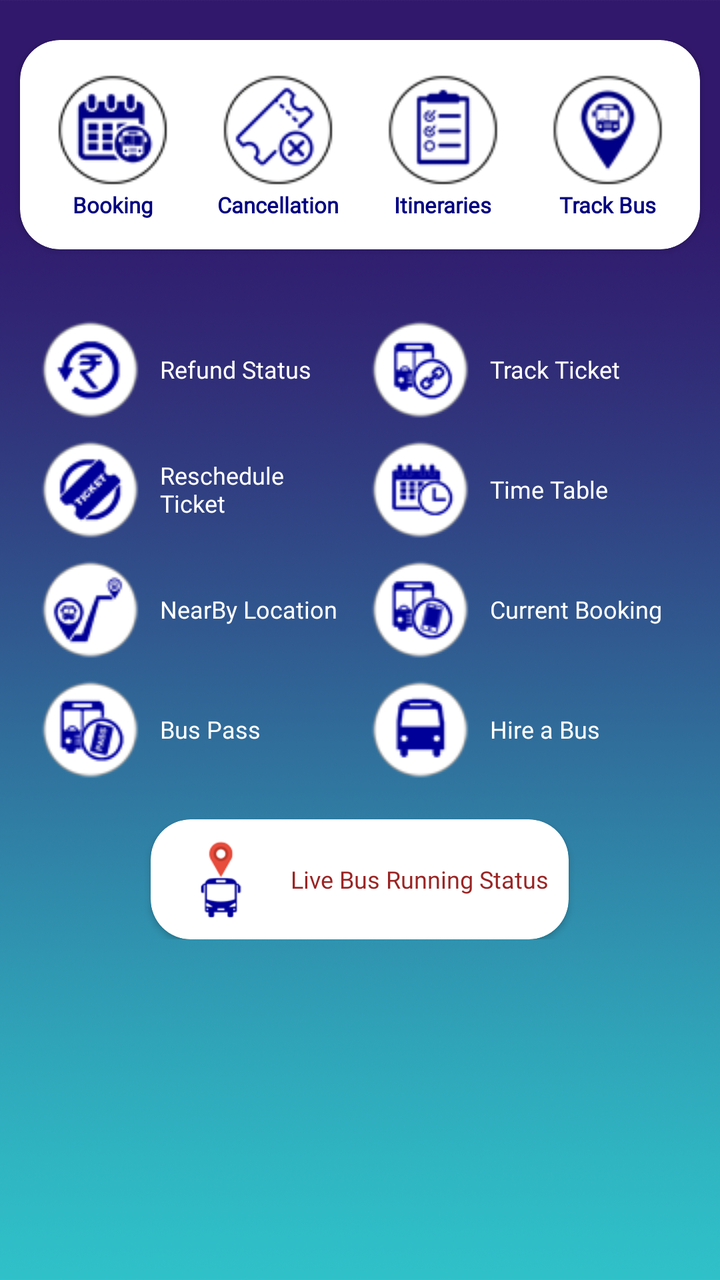
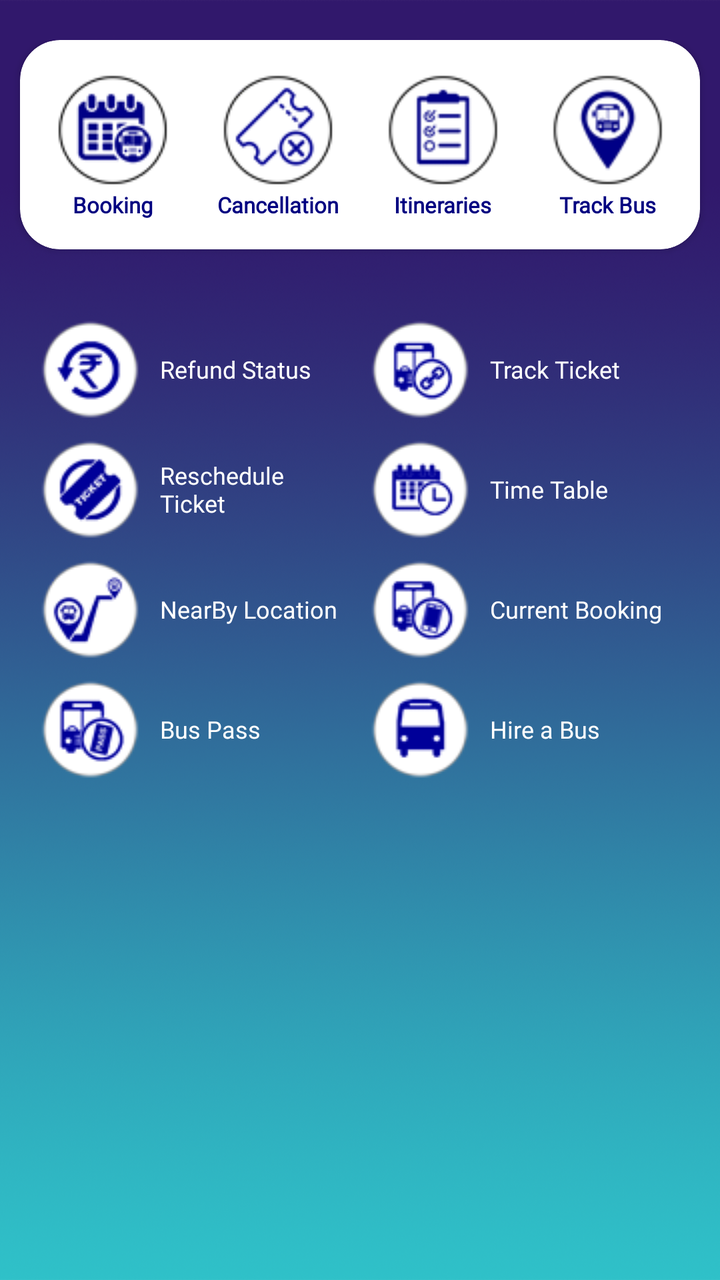

Two renders of the same Android screen: before a commit and after it. Below are the layout's source before the change and the commit's diff.
<!-- AndroidManifest.xml: application theme AppTheme.NoActionBar -->
<!-- res/layout/home_new.xml -->
<?xml version="1.0" encoding="utf-8"?>
<RelativeLayout
    xmlns:android="http://schemas.android.com/apk/res/android"
    xmlns:tools="http://schemas.android.com/tools"
    xmlns:app="http://schemas.android.com/apk/res-auto"
    android:id="@+id/xLinLayHomescrn"
    android:layout_width="match_parent"
    android:layout_height="wrap_content"
    android:background="@drawable/background_img">

    <LinearLayout
        android:layout_width="match_parent"
        android:layout_height="match_parent"
        android:layout_marginTop="20dp"
        android:orientation="vertical">

        <androidx.cardview.widget.CardView
            android:layout_width="match_parent"
            android:layout_height="wrap_content"
            android:layout_marginLeft="10dp"
            android:layout_marginRight="10dp"
            android:paddingLeft="5dp"
            app:cardCornerRadius="20dp"
            app:contentPadding="5dp">


            <LinearLayout
                android:layout_width="match_parent"
                android:layout_height="wrap_content"
                android:layout_marginBottom="5dp"
                android:layout_marginTop="5dp"
                android:orientation="horizontal"
                android:weightSum="4">

                <LinearLayout
                    android:id="@+id/linearLayoutAdvanceBooking"
                    android:layout_width="match_parent"
                    android:layout_height="wrap_content"
                    android:layout_marginBottom="5dp"
                    android:layout_marginTop="5dp"
                    android:layout_weight="1"
                    android:orientation="vertical">

                    <ImageView
                        android:id="@+id/imageViewBusIcon"
                        android:layout_width="match_parent"
                        android:layout_height="match_parent"
                        android:gravity="center"
                        android:src="@drawable/advancebooking_icon" />

                    <TextView
                        android:id="@+id/textViewBusIcon"
                        android:layout_width="match_parent"
                        android:layout_height="wrap_content"
                        android:layout_gravity="center"
                        android:fontFamily="@font/gotham"
                        android:gravity="center"
                        android:text="Booking"
                        android:textColor="@color/naviy"
                        android:textSize="11dp"
                        android:textStyle="bold" />
                </LinearLayout>


                <LinearLayout
                    android:id="@+id/linearLayoutCancelTicket"
                    android:layout_width="match_parent"
                    android:layout_height="match_parent"
                    android:layout_marginBottom="5dp"
                    android:layout_marginTop="5dp"
                    android:layout_weight="1"
                    android:orientation="vertical"
                    android:visibility="visible">

                    <ImageView
                        android:id="@+id/imageCancelTicket"
                        android:layout_width="match_parent"
                        android:layout_height="wrap_content"
                        android:gravity="center"
                        android:src="@drawable/cancelticket_icon" />

                    <TextView
                        android:id="@+id/textViewCancelTicket"
                        android:layout_width="match_parent"
                        android:layout_height="wrap_content"
                        android:layout_gravity="center"
                        android:fontFamily="@font/gotham"
                        android:gravity="center"
                        android:text="Cancellation"
                        android:textColor="@color/naviy"
                        android:textSize="11dp"
                        android:textStyle="bold" />
                </LinearLayout>


                <LinearLayout
                    android:id="@+id/linearLayoutItineries"
                    android:layout_width="match_parent"
                    android:layout_height="match_parent"
                    android:layout_marginBottom="5dp"
                    android:layout_marginTop="5dp"
                    android:layout_weight="1"
                    android:orientation="vertical"
                    android:visibility="visible">

                    <ImageView
                        android:id="@+id/imageViewItineries"
                        android:layout_width="match_parent"
                        android:layout_height="wrap_content"
                        android:gravity="center"
                        android:src="@drawable/itineries_icon" />

                    <TextView
                        android:id="@+id/textViewItineries"
                        android:layout_width="match_parent"
                        android:layout_height="wrap_content"
                        android:layout_gravity="center"
                        android:fontFamily="@font/gotham"
                        android:gravity="center"
                        android:text="Itineraries"
                        android:textColor="@color/naviy"
                        android:textSize="11dp"
                        android:textStyle="bold" />

                </LinearLayout>

                <LinearLayout
                    android:id="@+id/linearLayoutTrackMyBus"
                    android:layout_width="match_parent"
                    android:layout_height="match_parent"
                    android:layout_marginBottom="5dp"
                    android:layout_marginTop="5dp"
                    android:layout_weight="1"
                    android:orientation="vertical"
                    android:visibility="visible">

                    <ImageView
                        android:id="@+id/imageViewTrackMyBus"
                        android:layout_width="match_parent"
                        android:layout_height="wrap_content"
                        android:layout_gravity="center"
                        android:src="@drawable/trackmybus_icon" />

                    <TextView
                        android:id="@+id/textViewTrackMyBus"
                        android:layout_width="match_parent"
                        android:layout_height="wrap_content"
                        android:layout_gravity="center"
                        android:fontFamily="@font/gotham"
                        android:gravity="center"
                        android:text="Track Bus"
                        android:textColor="@color/naviy"
                        android:textSize="11dp"
                        android:textStyle="bold" />
                </LinearLayout>


            </LinearLayout>
        </androidx.cardview.widget.CardView>





        <LinearLayout
            android:id="@+id/originalLayout"
            android:layout_width="match_parent"
            android:layout_height="wrap_content"
            android:layout_marginLeft="15dp"
            android:layout_marginTop="30dp"
            android:layout_marginRight="15dp"
            android:orientation="horizontal"
            android:weightSum="2">

            <LinearLayout
                android:id="@+id/left_vertical"
                android:layout_width="match_parent"
                android:layout_height="wrap_content"
                android:layout_gravity="left"
                android:layout_weight="1"
                android:orientation="vertical">

                <LinearLayout
                    android:id="@+id/linearLayoutRefundStatus"
                    android:layout_width="match_parent"
                    android:layout_height="wrap_content"
                    android:gravity="left"
                    android:orientation="horizontal"
                    android:padding="5dp">

                    <ImageView
                        android:id="@+id/imageViewRefundStatus"
                        android:layout_width="wrap_content"
                        android:layout_height="wrap_content"
                        android:gravity="left"
                        android:src="@drawable/refundstatus_icon" />

                    <TextView
                        android:id="@+id/textViewRefundStatus"
                        android:layout_width="match_parent"
                        android:layout_height="wrap_content"
                        android:layout_gravity="center_vertical"
                        android:fontFamily="@font/gotham"
                        android:paddingLeft="10dp"
                        android:text="Refund Status"
                        android:textColor="@color/white"
                        android:textSize="12dp"
                        android:textStyle="normal" />

                </LinearLayout>

                <LinearLayout
                    android:id="@+id/linearLayoutResheduleTicket"
                    android:layout_width="match_parent"
                    android:layout_height="wrap_content"
                    android:layout_gravity="left"
                    android:orientation="horizontal"
                    android:padding="5dp">

                    <ImageView
                        android:id="@+id/imageViewResheduleTicket"
                        android:layout_width="wrap_content"
                        android:layout_height="wrap_content"
                        android:src="@drawable/rescheduleticket_icon" />

                    <TextView
                        android:id="@+id/textViewResheduleTicket"
                        android:layout_width="match_parent"
                        android:layout_height="wrap_content"
                        android:layout_gravity="center"
                        android:fontFamily="@font/gotham"
                        android:paddingLeft="10dp"
                        android:text="Reschedule Ticket"
                        android:textColor="@color/white"
                        android:textSize="12dp" />

                </LinearLayout>

                <LinearLayout
                    android:id="@+id/linearLayoutLinkBooking"
                    android:layout_width="match_parent"
                    android:layout_height="wrap_content"
                    android:layout_gravity="left"
                    android:orientation="horizontal"
                    android:padding="5dp">

                    <ImageView
                        android:id="@+id/imageViewLinkBooking"
                        android:layout_width="wrap_content"
                        android:layout_height="wrap_content"
                        android:gravity="center"
                        android:src="@drawable/nearbyplaces_icon" />

                    <TextView
                        android:id="@+id/textViewLinkBooking"
                        android:layout_width="match_parent"
                        android:layout_height="wrap_content"
                        android:layout_gravity="center"
                        android:layout_marginTop="0dp"
                        android:fontFamily="@font/gotham"
                        android:paddingLeft="10dp"
                        android:text="NearBy Location"
                        android:textColor="@color/white"
                        android:textSize="12dp" />

                </LinearLayout>

                <LinearLayout
                    android:id="@+id/linearLayoutBusPass"
                    android:layout_width="match_parent"
                    android:layout_height="wrap_content"
                    android:layout_gravity="left"
                    android:orientation="horizontal"
                    android:padding="5dp">

                    <ImageView
                        android:id="@+id/imageViewBusPass"
                        android:layout_width="wrap_content"
                        android:layout_height="wrap_content"
                        android:gravity="center"
                        android:src="@drawable/buspass_icon" />

                    <TextView
                        android:id="@+id/textViewBusPass"
                        android:layout_width="match_parent"
                        android:layout_height="wrap_content"
                        android:layout_gravity="center"
                        android:fontFamily="@font/gotham"
                        android:paddingLeft="10dp"
                        android:text="Bus Pass"
                        android:textColor="@color/white"
                        android:textSize="12dp" />

                </LinearLayout>


            </LinearLayout>


            <LinearLayout
                android:id="@+id/right_vertical"
                android:layout_width="match_parent"
                android:layout_height="match_parent"
                android:layout_gravity="left"
                android:layout_weight="1"
                android:orientation="vertical">

                <LinearLayout
                    android:id="@+id/linearLayoutTrackTicket"
                    android:layout_width="match_parent"
                    android:layout_height="wrap_content"
                    android:layout_gravity="left"
                    android:orientation="horizontal"
                    android:padding="5dp">


                    <ImageView
                        android:id="@+id/imageViewE-Wallet"
                        android:layout_width="wrap_content"
                        android:layout_height="wrap_content"
                        android:gravity="center"
                        android:src="@drawable/track_ticket_icon" />

                    <TextView
                        android:id="@+id/textViewTrack_ticket"
                        android:layout_width="match_parent"
                        android:layout_height="wrap_content"
                        android:layout_gravity="center"
                        android:fontFamily="@font/gotham"
                        android:paddingLeft="10dp"
                        android:text="Track Ticket"
                        android:textAppearance="?android:attr/textAppearanceSmall"
                        android:textColor="@color/white"
                        android:textSize="12dp"
                        android:textStyle="normal" />

                </LinearLayout>

                <LinearLayout
                    android:id="@+id/linearLayoutTimeTable"
                    android:layout_width="match_parent"
                    android:layout_height="wrap_content"
                    android:layout_gravity="left"
                    android:orientation="horizontal"
                    android:padding="5dp">

                    <ImageView
                        android:id="@+id/imageViewTimeTable"
                        android:layout_width="wrap_content"
                        android:layout_height="wrap_content"
                        android:gravity="center"
                        android:src="@drawable/timetable_icon" />

                    <TextView
                        android:id="@+id/textViewTimeTable"
                        android:layout_width="match_parent"
                        android:layout_height="wrap_content"
                        android:layout_gravity="center"
                        android:layout_marginTop="0dp"
                        android:fontFamily="@font/gotham"
                        android:paddingLeft="10dp"
                        android:text="Time Table"
                        android:textColor="@color/white"
                        android:textSize="12dp"
                        android:textStyle="normal" />

                </LinearLayout>

                <LinearLayout
                    android:id="@+id/linearLayoutCurrentBooking"
                    android:layout_width="match_parent"
                    android:layout_height="wrap_content"
                    android:layout_gravity="left"
                    android:orientation="horizontal"
                    android:padding="5dp">

                    <ImageView
                        android:id="@+id/imageViewCurrentBooking"
                        android:layout_width="wrap_content"
                        android:layout_height="wrap_content"
                        android:gravity="center"
                        android:src="@drawable/currentbooking_icon" />

                    <TextView
                        android:id="@+id/textViewCurrentBooking"
                        android:layout_width="match_parent"
                        android:layout_height="wrap_content"
                        android:layout_gravity="center"
                        android:layout_marginTop="0dp"
                        android:fontFamily="@font/gotham"
                        android:paddingLeft="10dp"
                        android:text="Current Booking"
                        android:textColor="@color/white"
                        android:textSize="12dp" />

                </LinearLayout>

                <LinearLayout
                    android:id="@+id/linearLayoutHireBus"
                    android:layout_width="match_parent"
                    android:layout_height="wrap_content"
                    android:layout_gravity="left"
                    android:orientation="horizontal"
                    android:padding="5dp">

                    <ImageView
                        android:id="@+id/imageViewHireBus"
                        android:layout_width="wrap_content"
                        android:layout_height="wrap_content"
                        android:gravity="center"
                        android:src="@drawable/hire_a_bus_icon" />

                    <TextView
                        android:id="@+id/textViewHireBus"
                        android:layout_width="match_parent"
                        android:layout_height="wrap_content"
                        android:layout_gravity="center"
                        android:layout_marginTop="0dp"
                        android:fontFamily="@font/gotham"
                        android:paddingLeft="10dp"
                        android:text="Hire a Bus"
                        android:textColor="@color/white"
                        android:textSize="12dp"
                        android:textStyle="normal" />

                </LinearLayout>


            </LinearLayout>

        </LinearLayout>


        <LinearLayout
            android:id="@+id/linearLayoutTrackRunning"
            android:layout_width="wrap_content"
            android:layout_height="wrap_content"
            android:layout_gravity="center"
            android:layout_marginTop="10dp"
            android:orientation="horizontal"
            android:padding="5dp">

            <androidx.cardview.widget.CardView
                android:layout_width="wrap_content"
                android:layout_height="wrap_content"
                android:layout_marginLeft="10dp"
                android:layout_marginRight="10dp"
                android:paddingLeft="5dp"
                app:cardCornerRadius="20dp"
                app:contentPadding="5dp">

                <LinearLayout
                    android:layout_width="wrap_content"
                    android:layout_height="wrap_content"
                    android:gravity="center"
                    android:orientation="horizontal"
                    android:padding="5dp">

                    <ImageView
                        android:layout_width="wrap_content"
                        android:layout_height="40dp"
                        android:gravity="center"
                        android:src="@drawable/bus_map" />

                    <TextView
                        android:layout_width="wrap_content"
                        android:layout_height="wrap_content"
                        android:layout_gravity="center"
                        android:fontFamily="@font/gotham"
                        android:paddingLeft="10dp"
                        android:text="Live Bus Running Status"
                        android:textColor="@color/colorAccent"
                        android:textSize="12dp" />
                </LinearLayout>
            </androidx.cardview.widget.CardView>

        </LinearLayout>
        


        <LinearLayout
            android:id="@+id/showmoreLayout"
            android:layout_width="match_parent"
            android:layout_height="wrap_content"
            android:layout_centerHorizontal="true"
            android:layout_marginLeft="3dp"
            android:layout_marginRight="3dp"
            android:gravity="center"
            android:orientation="vertical"
            android:visibility="visible"
            tools:ignore="UnknownId">

            <LinearLayout
                android:layout_width="match_parent"
                android:layout_height="wrap_content"
                android:layout_marginLeft="12dp"
                android:layout_marginRight="12dp"
                android:layout_marginBottom="0dp"
                android:orientation="horizontal">


            </LinearLayout>


            <RelativeLayout
                android:layout_width="match_parent"
                android:layout_height="wrap_content"
                android:layout_marginTop="0dp">

                
                
                
                
                
                
                
                
                

                
                
                
                
                
                
                
                
                
                

            </RelativeLayout>


        </LinearLayout>
        <LinearLayout
            android:layout_width="match_parent"
            android:layout_height="match_parent"
            android:orientation="vertical"
            android:gravity="bottom"
            android:layout_alignParentBottom="true"
            android:layout_marginTop="10dp"
            android:paddingBottom="15dp">

            <androidx.viewpager.widget.ViewPager
                android:id="@+id/viewPager"
                android:layout_width="match_parent"
                android:layout_height="150dp"
                android:layout_marginLeft="10dp"
                android:layout_marginTop="10dp"
                android:layout_marginRight="10dp"
                android:layout_marginBottom="5dp"
                android:orientation="horizontal"
                tools:ignore="SpeakableTextPresentCheck" />


            <LinearLayout
                android:id="@+id/SliderDots"
                android:layout_width="match_parent"
                android:layout_height="10dp"
                android:layout_below="@+id/viewPager"
                android:gravity="center_vertical|center_horizontal"
                android:orientation="horizontal" />

        </LinearLayout>
    </LinearLayout>

</RelativeLayout>
<!-- resources referenced by this layout -->
<resources>
  <color name="colorAccent">#9b2424</color>
  <color name="naviy">#000080</color>
  <color name="white">#FFFFFF</color>
  <!-- drawable advancebooking_icon: png bitmap (drawable, 4253 bytes) -->
  <!-- drawable background_img: png bitmap (drawable-sw720dp, 391260 bytes) -->
  <!-- drawable bus_map: png bitmap (drawable, 3273 bytes) -->
  <!-- drawable buspass_icon: png bitmap (drawable, 3518 bytes) -->
  <!-- drawable cancelticket_icon: png bitmap (drawable, 3654 bytes) -->
  <!-- drawable currentbooking_icon: png bitmap (drawable, 3387 bytes) -->
  <!-- drawable hire_a_bus_icon: png bitmap (drawable, 2592 bytes) -->
  <!-- drawable itineries_icon: png bitmap (drawable, 3051 bytes) -->
  <!-- drawable nearbyplaces_icon: png bitmap (drawable, 3152 bytes) -->
  <!-- drawable refundstatus_icon: png bitmap (drawable, 3238 bytes) -->
  <!-- drawable rescheduleticket_icon: png bitmap (drawable, 3302 bytes) -->
  <!-- drawable timetable_icon: png bitmap (drawable, 3188 bytes) -->
  <!-- drawable track_ticket_icon: png bitmap (drawable, 3250 bytes) -->
  <!-- drawable trackmybus_icon: png bitmap (drawable, 3767 bytes) -->
  <style name="AppTheme.NoActionBar">
          <item name="windowActionBar">false</item>
          <item name="windowNoTitle">true</item>
      </style>
</resources>

<!-- the commit's change to res/layout/home_new.xml (unified diff, before → after) -->
@@ -438,6 +438,7 @@
             android:layout_gravity="center"
             android:layout_marginTop="10dp"
             android:orientation="horizontal"
+            android:visibility="gone"
             android:padding="5dp">
 
             <androidx.cardview.widget.CardView
